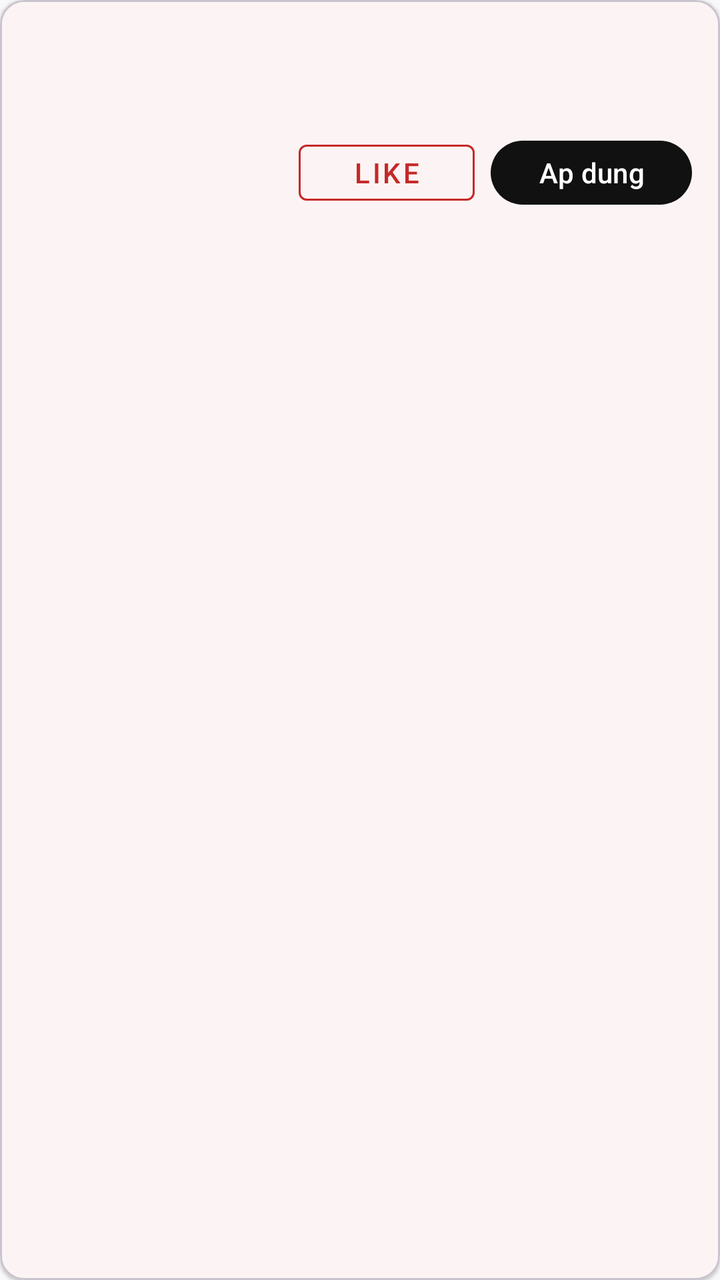
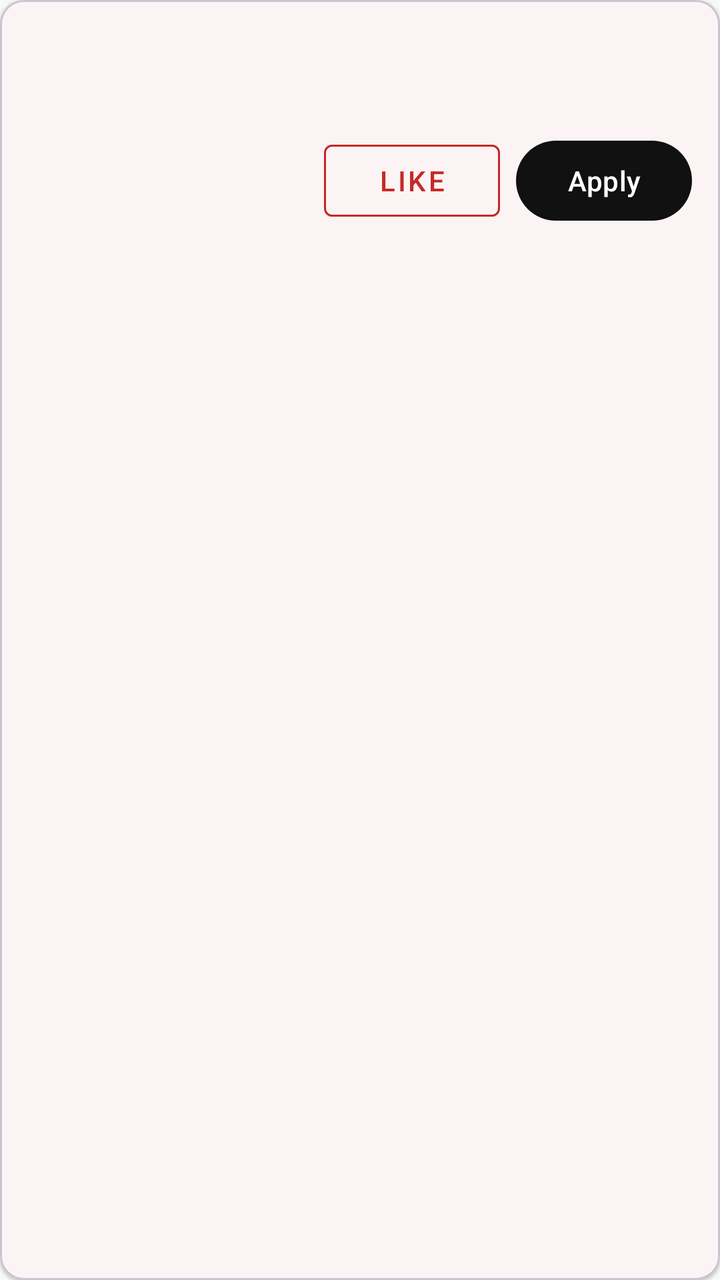

Two renders of the same Android screen: before a commit and after it. Below are the layout's source before the change and the commit's diff.
<!-- AndroidManifest.xml: application theme Theme.TirTirMCommerce -->
<!-- res/layout/item_routine_community.xml -->
<?xml version="1.0" encoding="utf-8"?>
<com.google.android.material.card.MaterialCardView xmlns:android="http://schemas.android.com/apk/res/android"
    xmlns:app="http://schemas.android.com/apk/res-auto"
    android:layout_width="match_parent"
    android:layout_height="wrap_content"
    android:layout_marginBottom="10dp"
    app:cardBackgroundColor="@color/tirtir_white"
    app:cardCornerRadius="12dp"
    app:cardElevation="1dp">

    <LinearLayout
        android:layout_width="match_parent"
        android:layout_height="wrap_content"
        android:orientation="vertical"
        android:padding="14dp">

        <TextView
            android:id="@+id/tvCommunityRoutineName"
            android:layout_width="match_parent"
            android:layout_height="wrap_content"
            android:textColor="@color/tirtir_black"
            android:textSize="16sp"
            android:textStyle="bold" />

        <TextView
            android:id="@+id/tvCommunityRoutineMeta"
            android:layout_width="match_parent"
            android:layout_height="wrap_content"
            android:layout_marginTop="3dp"
            android:textColor="@color/tirtir_text_secondary"
            android:textSize="13sp" />

        <LinearLayout
            android:layout_width="match_parent"
            android:layout_height="wrap_content"
            android:layout_marginTop="10dp"
            android:gravity="end"
            android:orientation="horizontal">

            <com.google.android.material.button.MaterialButton
                android:id="@+id/btnLikeRoutine"
                style="@style/Widget.MaterialComponents.Button.OutlinedButton"
                android:layout_width="wrap_content"
                android:layout_height="40dp"
                android:text="Like"
                android:textColor="@color/tirtir_red_primary"
                app:strokeColor="@color/tirtir_red_primary" />

            <com.google.android.material.button.MaterialButton
                android:id="@+id/btnApplyRoutine"
                android:layout_width="wrap_content"
                android:layout_height="40dp"
                android:layout_marginStart="8dp"
                android:text="Ap dung"
                android:textColor="@color/tirtir_white"
                app:backgroundTint="@color/tirtir_black" />
        </LinearLayout>
    </LinearLayout>
</com.google.android.material.card.MaterialCardView>
<!-- resources referenced by this layout -->
<resources>
  <color name="tirtir_black">#111111</color>
  <color name="tirtir_red_primary">#C62828</color>
  <color name="tirtir_text_secondary">#777777</color>
  <color name="tirtir_white">#FFFFFF</color>
  <style name="Theme.TirTirMCommerce" parent="Base.Theme.TirTirMCommerce" />
  <style name="Base.Theme.TirTirMCommerce" parent="Theme.Material3.DayNight.NoActionBar">
          
          <item name="colorPrimary">@color/tirtir_red_primary</item>
          <item name="colorPrimaryDark">@color/tirtir_red_dark</item>
          <item name="colorPrimaryContainer">@color/tirtir_red_surface</item>
  
          
          <item name="colorOnPrimary">@color/tirtir_white</item>
          <item name="colorOnPrimaryContainer">@color/tirtir_red_primary</item>
  
          
          <item name="colorSecondary">@color/tirtir_black</item>
          <item name="colorOnSecondary">@color/tirtir_white</item>
  
          
          <item name="colorSurface">@color/tirtir_white</item>
          <item name="colorOnSurface">@color/tirtir_black</item>
          <item name="colorSurfaceVariant">@color/tirtir_off_white</item>
  
          
          <item name="android:windowBackground">@color/tirtir_off_white</item>
          <item name="android:statusBarColor">@color/tirtir_white</item>
          <item name="android:windowLightStatusBar">true</item>
  
          
          <item name="colorError">@color/tirtir_error</item>
      </style>
  <color name="tirtir_red_dark">#8E0000</color>
  <color name="tirtir_red_surface">#FFEBEE</color>
  <color name="tirtir_off_white">#F8F8F8</color>
  <color name="tirtir_error">#D32F2F</color>
</resources>

<!-- the commit's change to res/layout/item_routine_community.xml (unified diff, before → after) -->
@@ -41,7 +41,7 @@
                 android:id="@+id/btnLikeRoutine"
                 style="@style/Widget.MaterialComponents.Button.OutlinedButton"
                 android:layout_width="wrap_content"
-                android:layout_height="40dp"
+                android:layout_height="48dp"
                 android:text="Like"
                 android:textColor="@color/tirtir_red_primary"
                 app:strokeColor="@color/tirtir_red_primary" />
@@ -49,9 +49,9 @@
             <com.google.android.material.button.MaterialButton
                 android:id="@+id/btnApplyRoutine"
                 android:layout_width="wrap_content"
-                android:layout_height="40dp"
+                android:layout_height="48dp"
                 android:layout_marginStart="8dp"
-                android:text="Ap dung"
+                android:text="Apply"
                 android:textColor="@color/tirtir_white"
                 app:backgroundTint="@color/tirtir_black" />
         </LinearLayout>
